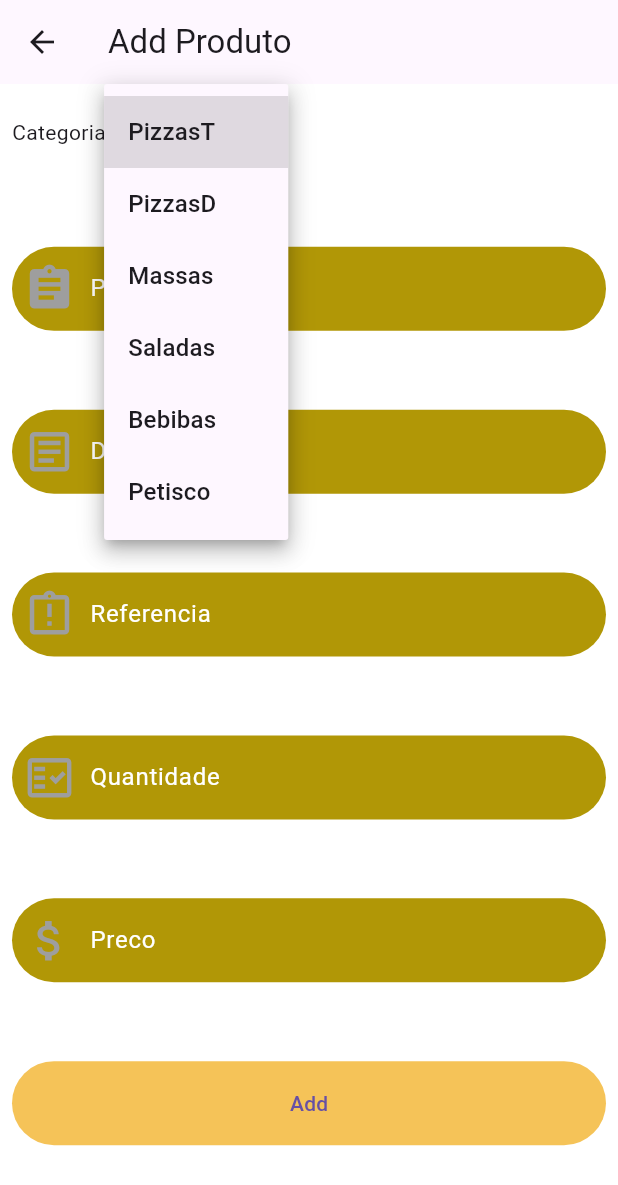
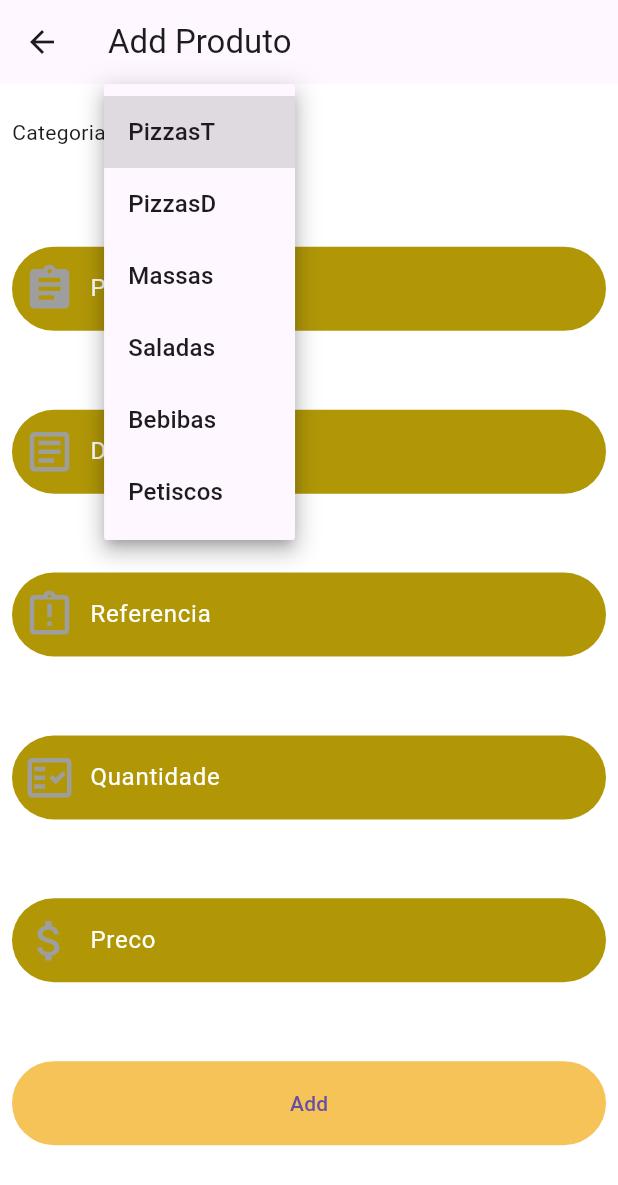
Before and after one commit to Alejandro-diego/verenaAMS, a Flutter app: the CargarProduto screen opened directly, after a tap on "PizzasT", on a phone screen of 412 x 824 dp. Shown: the top 1185 px of the screen. Run offline on Flutter 3.47's test engine with Material 3 defaults, Android fonts, the phone set to English and light mode, and no system bars; our stand-ins replace brasil_fields, cloud_firestore, firebase_auth, firebase_core, flutter_svg, qr_flutter and 1 more; missing offline and left inert: pix_flutter; accounts and stored records are empty.

Commit message:
first commit

```diff
--- a/lib/Screens/Home/caragar_produto.dart
+++ b/lib/Screens/Home/caragar_produto.dart
@@ -20,7 +20,7 @@ class _CargarProdutoState extends State<CargarProduto> {
 
  String iten1 = 'PizzasT';
 
-  static const menuItems = <String>['PizzasT', 'PizzasD', 'Massas', 'Saladas', 'Bebibas', 'Petisco'];
+  static const menuItems = <String>['PizzasT', 'PizzasD', 'Massas', 'Saladas', 'Bebibas', 'Petiscos'];
   final List<DropdownMenuItem<String>> _dropDownMenuItens = menuItems
       .map((String value) => DropdownMenuItem<String>(
             value: value,
```
